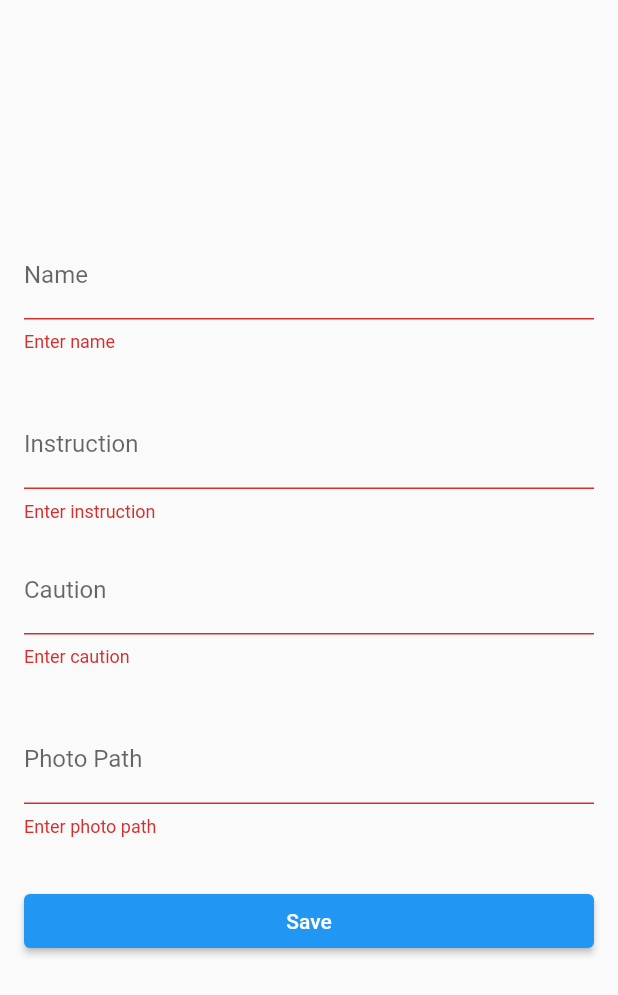
After one commit to MayYaminThant/care_giver, a Flutter app: the AddNewsfeedPage screen opened directly, after a tap on "Save", on a phone screen of 412 x 824 dp. The commit adds this screen. Shown: the top 995 px of the screen. Run offline on Flutter 3.47's test engine with Material 2 defaults, Android fonts, the phone set to English and light mode, and no system bars; our stand-ins replace file_picker.

Commit message:
Upload AddNewsfeed page and check gmail and phone validation.

```diff
--- /dev/null
+++ b/lib/ui/pages/add_newsfeed_page.dart
@@ -0,0 +1,140 @@
+import 'dart:io';
+
+import 'package:care_giver/util/file_picker_util.dart';
+import 'package:flutter/material.dart';
+
+class AddNewsfeedPage extends StatefulWidget {
+  const AddNewsfeedPage({Key? key}) : super(key: key);
+
+  @override
+  State<AddNewsfeedPage> createState() => _AddNewsfeedPageState();
+}
+
+class _AddNewsfeedPageState extends State<AddNewsfeedPage> {
+  final _formKey = GlobalKey<FormState>();
+  final _nameTextEditingController = TextEditingController();
+  final _instructionTextEditingController = TextEditingController();
+  final _cautionTextEditingController = TextEditingController();
+  final _photoPathTextEditingController = TextEditingController();
+
+  bool _loading = false;
+  File? imageFile;
+
+  @override
+  void dispose() {
+    super.dispose();
+
+    _nameTextEditingController.dispose();
+    _instructionTextEditingController.dispose();
+    _cautionTextEditingController.dispose();
+    _photoPathTextEditingController.dispose();
+  }
+
+  @override
+  Widget build(BuildContext context) {
+    return Scaffold(
+      body: Padding(
+        padding: const EdgeInsets.all(16),
+        child: Center(
+          child: Form(
+            key: _formKey,
+            child: SingleChildScrollView(
+              child: Column(
+                mainAxisSize: MainAxisSize.min,
+                children: [
+                  _textFormField(_nameTextEditingController, 'Name'),
+                  const SizedBox(height: 32),
+                  _textFormField(
+                      _instructionTextEditingController, 'Instruction'),
+                  const SizedBox(height: 16),
+                  _textFormField(_cautionTextEditingController, 'Caution'),
+                  const SizedBox(height: 32),
+                  _photoPathForm('Photo Path'),
+                  const SizedBox(height: 32),
+                  _saveButton(),
+                  const SizedBox(height: 32),
+                  if (imageFile != null) Image.file(imageFile!),
+                ],
+              ),
+            ),
+          ),
+        ),
+      ),
+    );
+  }
+
+  Widget _textFormField(
+    TextEditingController textEditingController,
+    String message,
+  ) {
+    return TextFormField(
+      controller: textEditingController,
+      validator: (String? value) {
+        return (value == null || value.isEmpty)
+            ? 'Enter ${message.toLowerCase()}'
+            : null;
+      },
+      decoration: InputDecoration(
+        label: Text(message),
+        floatingLabelStyle: const TextStyle(color: Colors.black),
+      ),
+    );
+  }
+
+  Widget _photoPathForm(
+    String message,
+  ) {
+    return InkWell(
+      child: AbsorbPointer(
+        child: _textFormField(
+          _photoPathTextEditingController,
+          message,
+        ),
+      ),
+      onTap: () async {
+        final pathUrl = await FilePickerUtils.pickFile();
+        if (pathUrl != null && pathUrl.isNotEmpty) {
+          _photoPathTextEditingController.text = pathUrl;
+          imageFile = File(pathUrl);
+          setState(() {});
+        }
+      },
+    );
+  }
+
+  Widget _saveButton() {
+    return ElevatedButton(
+      onPressed: () {
+        if (_formKey.currentState?.validate() == true) {
+          _saveInfo();
+        }
+      },
+      child: Container(
+        width: double.maxFinite,
+        alignment: Alignment.center,
+        child: _loading
+            ? const Padding(
+                padding: EdgeInsets.all(8),
+                child: CircularProgressIndicator(color: Colors.white),
+              )
+            : const Text('Save'),
+      ),
+    );
+  }
+
+  Future<void> _saveInfo() async {
+    if (_loading) return;
+
+    setState(() {
+      _loading = true;
+    });
+
+    // call saveInfo
+
+    setState(() {
+      _loading = false;
+    });
+
+    if (!mounted) return;
+  }
+}
```
Also changed, not shown: lib/ui/pages/registration_page.dart (+15 -1 lines), lib/util/reg_exp_util.dart (added, +21 -0 lines).
